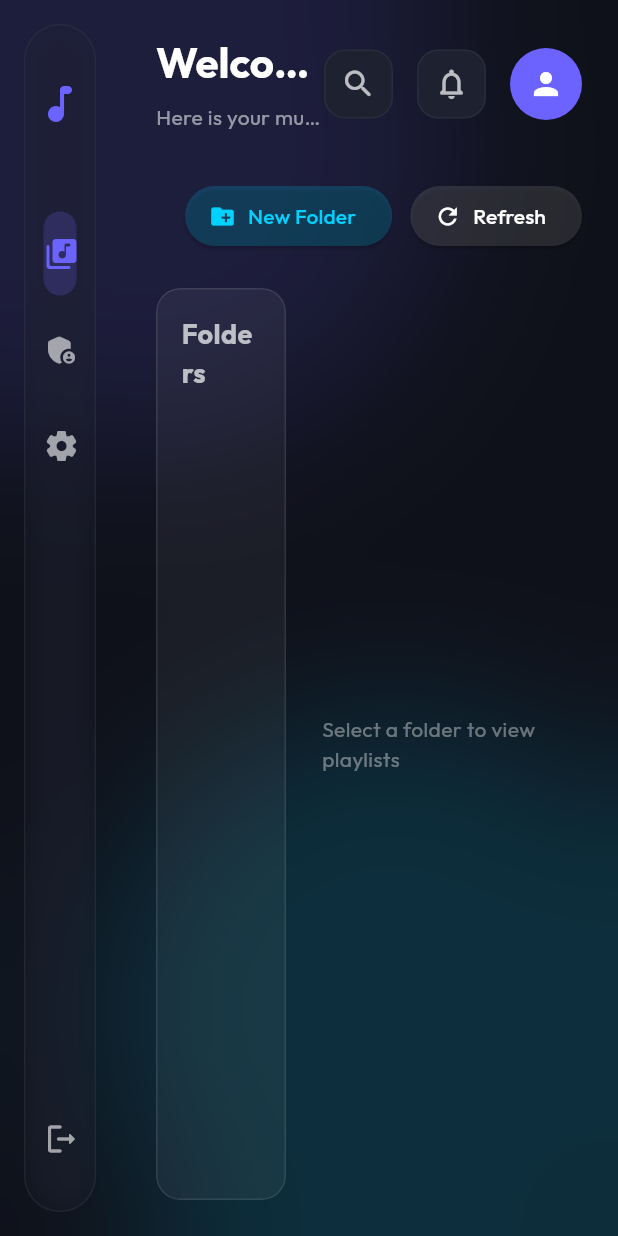
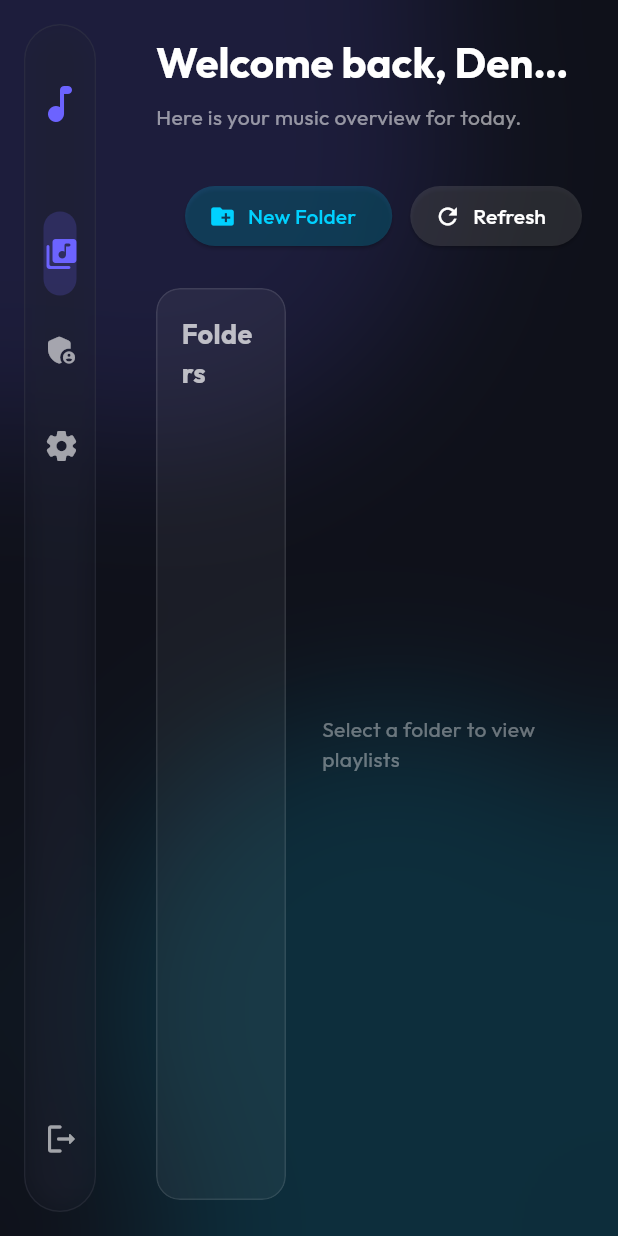
Before and after one commit to InfoGreenItIs/MusicDashboard, a Flutter app: the DashboardShell screen opened directly with empty values, after a tap on "M-Dash", on a phone screen of 412 x 824 dp. Run offline on Flutter 3.47's test engine with Material 3 defaults, Android fonts, the light colour scheme and no system bars; our stand-ins replace cloud_firestore, cloud_functions, firebase_auth, firebase_core, google_fonts, google_sign_in; accounts and stored records are empty; statements that could not run were skipped.

Commit message:
feat: add folder rename functionality, remove unused header icons

```diff
--- a/lib/main.dart
+++ b/lib/main.dart
@@ -332,32 +332,7 @@ class _DashboardShellState extends State<DashboardShell>
             ],
           ),
         ),
-        Row(
-          children: [
-            _buildIconButton(Icons.search_rounded),
-            const SizedBox(width: 16),
-            _buildIconButton(Icons.notifications_none_rounded),
-            const SizedBox(width: 16),
-            CircleAvatar(
-              radius: 24,
-              backgroundColor: Theme.of(context).primaryColor,
-              child: const Icon(Icons.person, color: Colors.white),
-            ),
-          ],
-        ),
       ],
-    );
-  }
-
-  Widget _buildIconButton(IconData icon) {
-    return Container(
-      padding: const EdgeInsets.all(10),
-      decoration: BoxDecoration(
-        color: Theme.of(context).colorScheme.surface,
-        borderRadius: BorderRadius.circular(14),
-        border: Border.all(color: Colors.white.withOpacity(0.05)),
-      ),
-      child: Icon(icon, color: Colors.white70, size: 24),
     );
   }
 
```
Also changed, not shown: lib/screens/playlist_manager_screen.dart (+97 -7 lines), lib/services/spotify_service.dart (+37 -0 lines).
